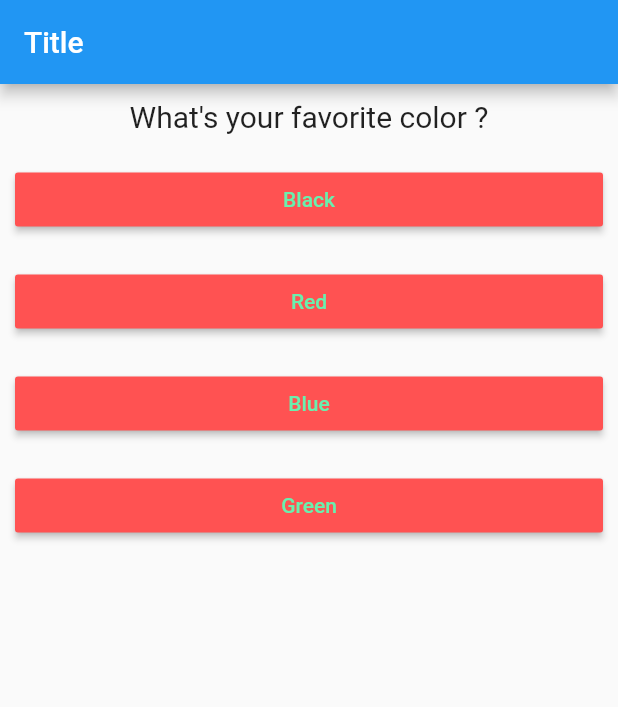
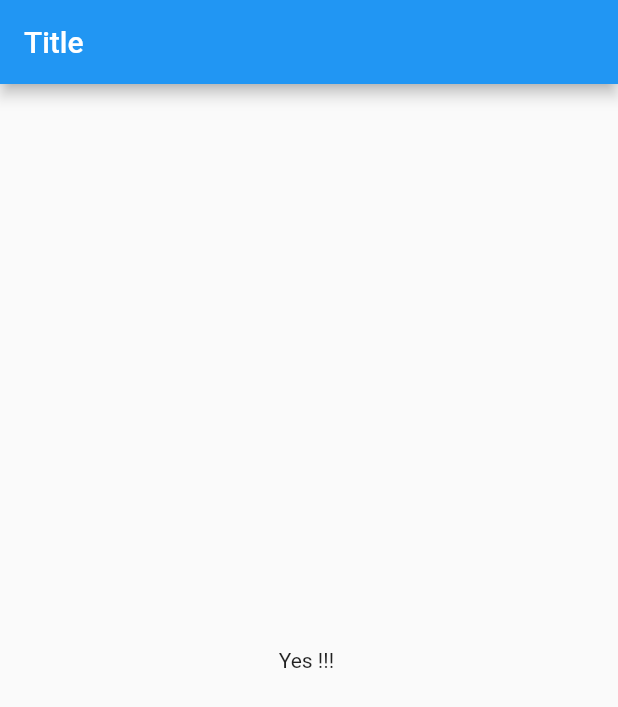
Before and after one commit to ramizrkhan/flutter-my_first_app, a Flutter app: the screen it shows after launch, after a tap on "Black", after a tap on "OX", after a tap on "Rock", on a phone screen of 412 x 824 dp. Shown: the top 707 px of the screen. Run offline on Flutter 3.47's test engine with Material 2 defaults, Android fonts, the phone set to English and light mode, and no system bars.

```diff
--- a/lib/main.dart
+++ b/lib/main.dart
@@ -34,7 +34,7 @@ class _MyAppState extends State<MyApp> {
   ];
   void _answerQuestion() {
     setState(() {
-      if (_questionIndex < questions.length - 1) {
+      if (_questionIndex < questions.length) {
         _questionIndex = _questionIndex + 1;
       } else {
         _questionIndex = 0;
@@ -50,7 +50,8 @@ class _MyAppState extends State<MyApp> {
         appBar: AppBar(
           title: Text("Title"),
         ),
-        body: Column(
+        body: _questionIndex < questions.length
+            ? Column(
                 children: [
                   Question(
                     questions[_questionIndex]['questionText'],
@@ -60,6 +61,9 @@ class _MyAppState extends State<MyApp> {
                     return Answer(_answerQuestion, answer);
                   }).toList()
                 ],
+              )
+            : Center(
+                child: Text("Yes !!! "),
               ),
       ),
     );
```
Also changed, not shown: 1 other file. Lines whose indentation alone changed are shown as unchanged.
